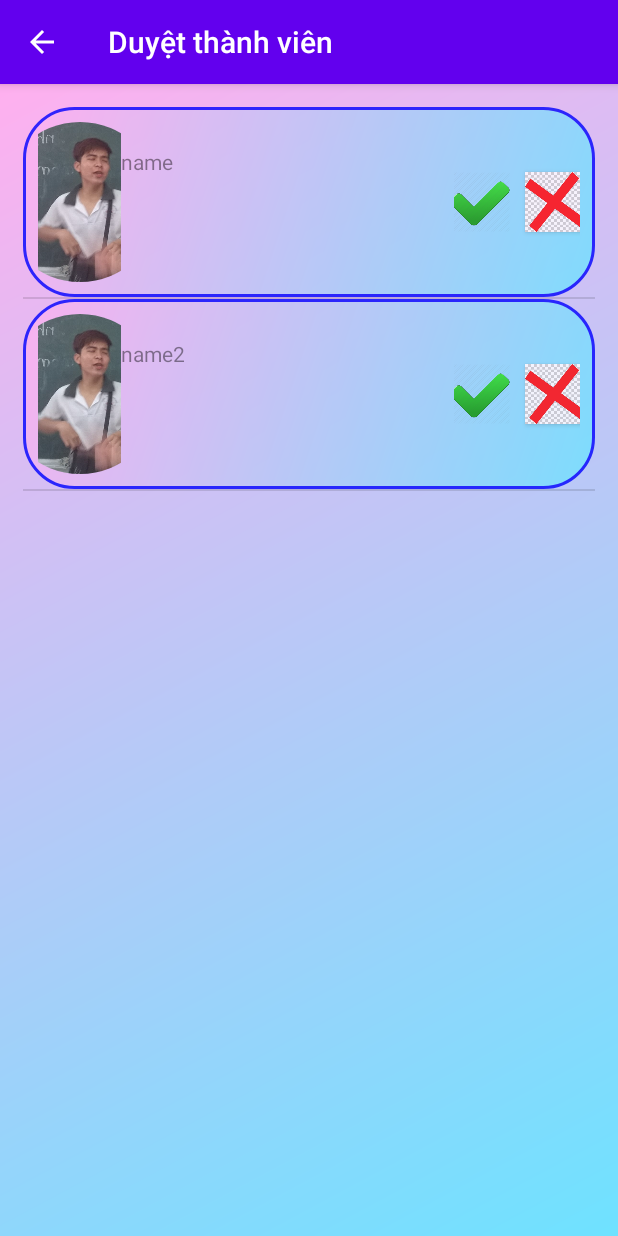
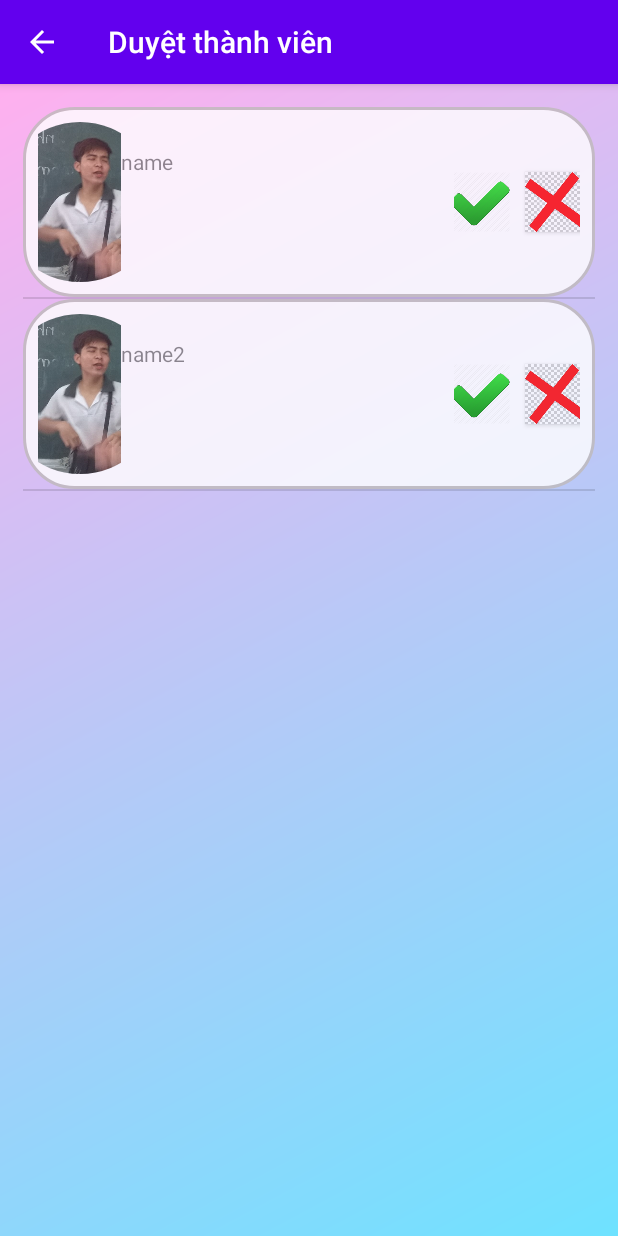
Before and after one commit to minhtdc/Aspire, an Android app: the screen it shows after launch (MemberOptionActivity), on a phone screen of 412 x 824 dp. Run offline under Robolectric (Android 15) with nearby library versions, the phone set to English and light mode, and no system bars; our stand-ins replace CircleImageView; Roboto replaces fonts that are not available here.

Commit message:
layout
sửa đường viền

```diff
--- a/app/src/main/res/drawable/my_border.xml
+++ b/app/src/main/res/drawable/my_border.xml
@@ -1,15 +1,9 @@
 <?xml version="1.0" encoding="utf-8"?>
 <shape xmlns:android="http://schemas.android.com/apk/res/android">
-    <!--    <solid android:color="@android:color/white"/>-->
+    <solid android:color="@android:color/white"/>
     <stroke
         android:width="2dp"
         android:color="@color/borders" />
 
     <corners android:radius="50px"></corners>
-    <gradient
-        android:type="linear"
-        android:angle="135"
-        android:startColor="@color/startColor"
-        android:endColor="@color/endColor" />
-
 </shape>
--- a/app/src/main/res/drawable/solid_grey.xml
+++ /dev/null
@@ -1,6 +0,0 @@
-<?xml version="1.0" encoding="utf-8"?>
-
-    <shape xmlns:android="http://schemas.android.com/apk/res/android" android:shape="rectangle" >
-        <solid android:color="@android:color/white" />
-        <stroke android:width="1dip" android:color="#bfbaba"/>
-    </shape>
--- a/app/src/main/res/layout/new_feed_layout.xml
+++ b/app/src/main/res/layout/new_feed_layout.xml
@@ -36,7 +36,7 @@
             <EditText
                 android:layout_width="match_parent"
                 android:layout_height="wrap_content"
-                android:background="@drawable/khungvuong"
+                android:background="@drawable/my_border"
                 android:hint="Nhập nhóm cần tìm kiếm"
                 android:textSize="10sp"></EditText>
         </LinearLayout>
--- a/app/src/main/res/layout/non_group_manage_layout.xml
+++ b/app/src/main/res/layout/non_group_manage_layout.xml
@@ -3,7 +3,7 @@
     xmlns:android="http://schemas.android.com/apk/res/android" android:layout_width="match_parent"
     android:layout_height="match_parent"
     android:orientation="vertical"
-    android:background="@drawable/khungvuong"
+    android:background="@drawable/my_border"
     android:layout_margin="10dp">
     <LinearLayout
         android:layout_width="match_parent"
--- a/app/src/main/res/layout/post_list_layout.xml
+++ b/app/src/main/res/layout/post_list_layout.xml
@@ -61,7 +61,7 @@
             <EditText
                 android:layout_width="match_parent"
                 android:layout_height="match_parent"
-                android:background="@drawable/boder_radius_grey"
+                android:background="@drawable/my_border"
                 android:hint="Bạn đang nghĩ gì ?"
                 android:paddingLeft="10dp"></EditText>
         </LinearLayout>
--- a/app/src/main/res/values/colors.xml
+++ b/app/src/main/res/values/colors.xml
@@ -5,7 +5,7 @@
     <color name="colorAccent">#03DAC5</color>
 
 <!--    Minh Nguyễn-->
-    <color name="borders">#0000FF</color>
+    <color name="borders">#bfbaba</color>
     <color name="textColor">#000000</color>
     //bg gradient main
     <color name="startColor">#6EE2FF</color>
```
Also changed, not shown: app/src/main/res/drawable/boder_radius_grey.xml (deleted, +0 -11 lines), app/src/main/res/drawable/khungvuong.xml (deleted, +0 -11 lines).
